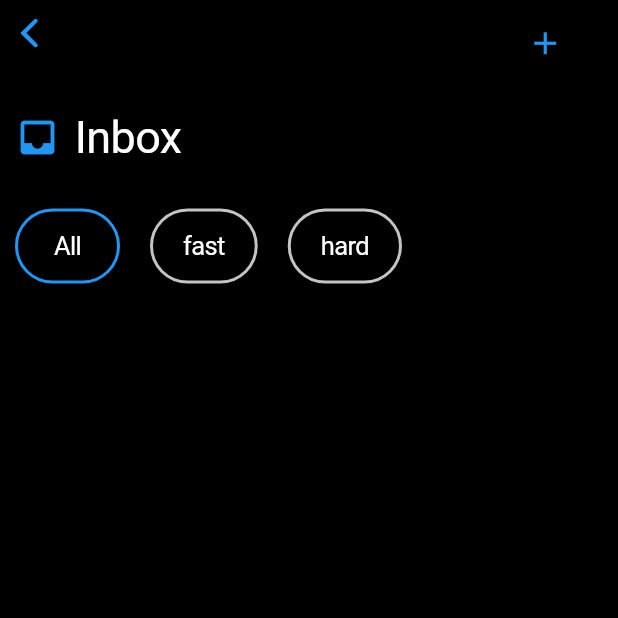
After one commit to Great-TODO-dev/Great-TODO, a Flutter app: the InboxTab screen opened by its route, on a phone screen of 412 x 824 dp, the top half of it. The commit adds this screen. Run offline on Flutter 3.47's test engine with Material 2 defaults, Android fonts, the phone set to English and light mode, and no system bars.

Commit message:
Добавил вкладку входящие

```diff
--- a/mobile_app/lib/HomePage/InboxSection.dart
+++ b/mobile_app/lib/HomePage/InboxSection.dart
@@ -20,8 +20,8 @@ class _InboxSectionState extends State<InboxSection> {
   @override
   Widget build(BuildContext context) {
     return GestureDetector(
-      onDoubleTap: () {
-        Navigator.pushNamed(context, '/todayTab');
+      onTap: () {
+        Navigator.pushNamed(context, '/inboxTab');
       },
       child: Container(
         margin: EdgeInsets.only(left: 20.0, right: 20.0, top: 30.0, bottom: 30.0),
--- /dev/null
+++ b/mobile_app/lib/Tabs/InboxTab/InboxTab.dart
@@ -0,0 +1,58 @@
+import 'package:flutter/cupertino.dart';
+import 'package:flutter/material.dart';
+import 'package:provider/provider.dart';
+
+import '../../widgets/common/TagsList.dart';
+import '../../Task/TaskLabel.dart';
+import './InboxTitle.dart';
+
+import '../../Stores/Tasks.dart';
+
+class InboxTab extends StatelessWidget {
+  const InboxTab();
+
+  void _moveToAddNewTaskPage(BuildContext context) {
+      Navigator.of(context).pushNamed('/task');
+  }
+
+  @override
+  Widget build(BuildContext context) {
+    final tasks = Provider.of<Tasks>(context).inboxTasks;
+    return CupertinoPageScaffold(
+      backgroundColor: Colors.black,
+      navigationBar: CupertinoNavigationBar(
+        backgroundColor: Colors.black45,
+        transitionBetweenRoutes: true,
+        trailing: CupertinoButton(
+          onPressed: () => _moveToAddNewTaskPage(context),
+          child: Icon(
+            Icons.add,
+            size: 25,
+          ),
+        ),
+      ),
+      child: ListView.builder(
+        itemCount: tasks.length + 2,
+        itemBuilder: (ctx, index) {
+          if (index == 0) {
+            return InboxTitle();
+          }
+          if (index == 1) {
+            return Column(
+              children: [
+                TagList(),
+                SizedBox(
+                  height: 20,
+                )
+              ],
+            );
+          }
+          return tasks.length != 0 ? ChangeNotifierProvider.value(
+            value: tasks[index - 2],
+            child: TaskLabel(),
+          ) : Container();
+        },
+      ),
+    );
+  }
+}
--- /dev/null
+++ b/mobile_app/lib/Tabs/InboxTab/InboxTitle.dart
@@ -0,0 +1,33 @@
+import 'package:flutter/material.dart';
+
+import '../../Locals/locals.dart';
+
+class InboxTitle extends StatelessWidget {
+  @override
+  Widget build(BuildContext context) {
+    return Container(
+        margin: EdgeInsets.only(left: 10.0, right: 10.0, top: 30, bottom: 30),
+        child: Flex(
+          direction: Axis.horizontal,
+          children: [
+            Expanded(
+                child: Row(
+              children: [
+                Icon(
+                  Icons.inbox,
+                  color: Colors.blue,
+                  size: 30,
+                ),
+                Container(
+                  margin: EdgeInsets.only(left: 10),
+                  child: Text(
+                    Locals.inbox,
+                    style: TextStyle(fontSize: 30, color: Colors.white),
+                  ),
+                )
+              ],
+            )),
+          ],
+        ));
+  }
+}
--- a/mobile_app/lib/main.dart
+++ b/mobile_app/lib/main.dart
@@ -4,7 +4,7 @@ import 'package:provider/provider.dart';
 import 'package:flutter_localizations/flutter_localizations.dart';
 
 import './Stores/Tasks.dart';
-import './Stores/TodayTabStore.dart';
+import './Tabs/InboxTab/InboxTab.dart';
 
 import './Tabs/TodayTab/TodayTab.dart';
 import './HomePage/HomePage.dart';
@@ -41,7 +41,8 @@ class App extends StatelessWidget {
         routes: {
           '/': (context) => HomePage(),
           '/todayTab': (context) => TodayTab(),
-          '/task': (context) => TaskPage()
+          '/inboxTab': (context) => InboxTab(),
+          '/task': (context) => TaskPage(),
         },
       ),
     );
```
